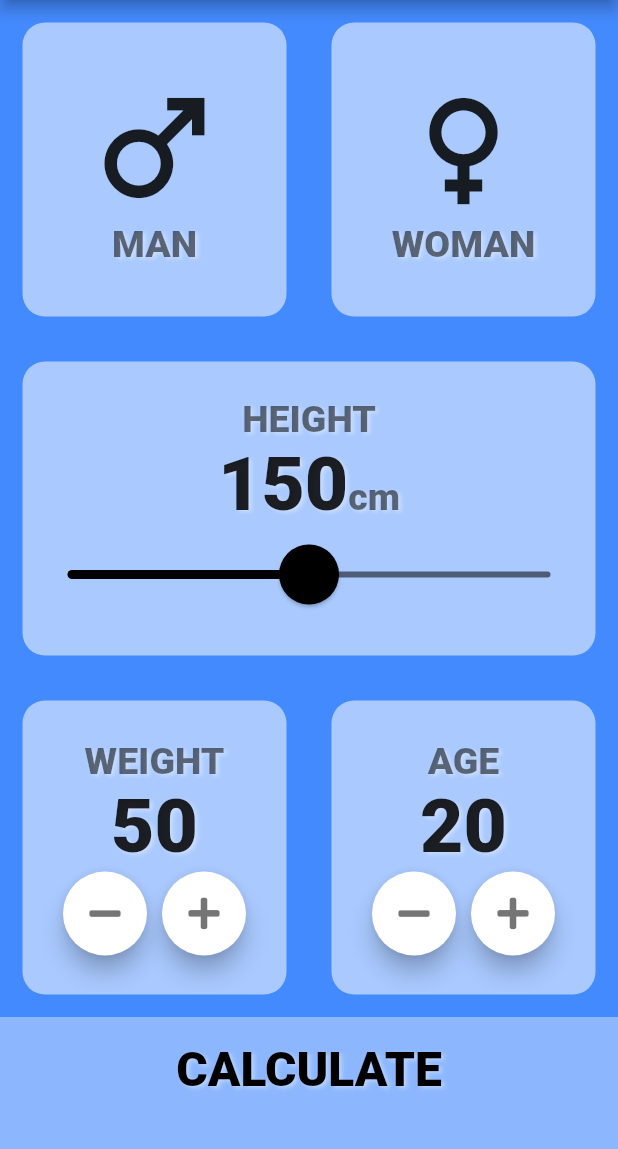
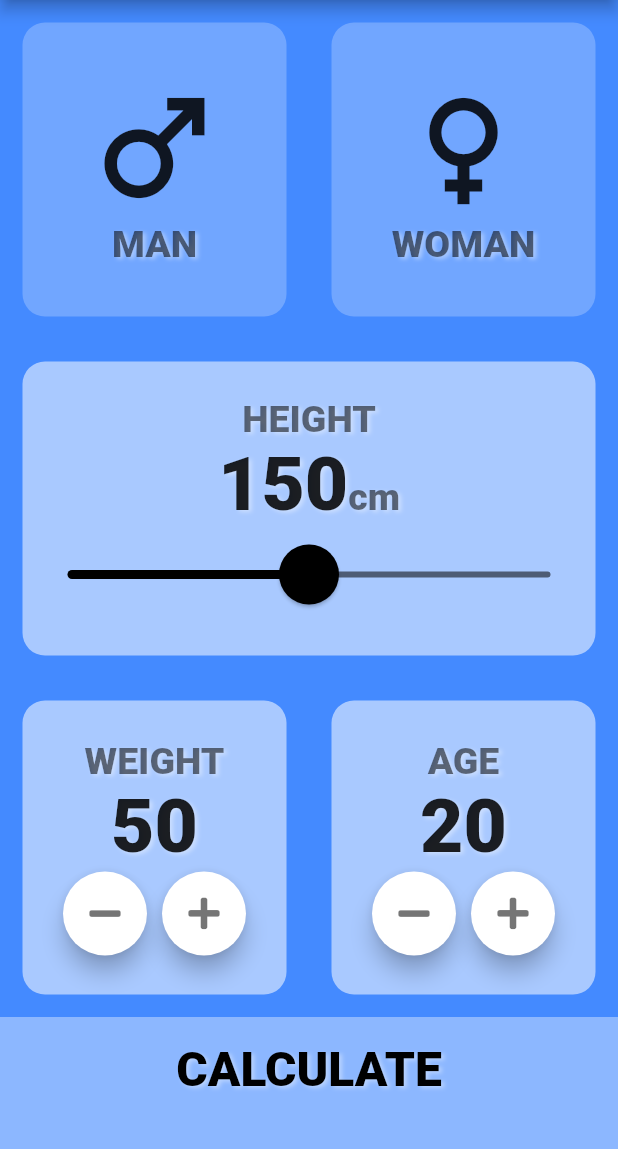
Before and after one commit to terupro/bmi_calculator2, a Flutter app: the screen it shows after launch, on a phone screen of 412 x 824 dp, the part 84-1233 px from its top. Run offline on Flutter 3.47's test engine with Material 2 defaults, Android fonts, the phone set to English and light mode, and no system bars; our stand-ins replace font_awesome_flutter; Roboto replaces fonts that are missing (Georgia, Hind).

Commit message:
third commit

```diff
--- a/lib/constants.dart
+++ b/lib/constants.dart
@@ -1,6 +1,6 @@
 import 'package:flutter/material.dart';
 const kActiveCardColor = Colors.white54;
-const kInActiveCardColor = Colors.white10;
+const kInActiveCardColor = Colors.white24;
 const kBodyTextStyle = TextStyle(
   fontSize: 25.0,
   fontWeight: FontWeight.w800,
--- a/lib/screens/input_page.dart
+++ b/lib/screens/input_page.dart
@@ -15,11 +15,18 @@ class InputPage extends StatefulWidget {
   _InputPageState createState() => _InputPageState();
 }
 
+enum Gender {
+  man,
+  woman,
+}
+
 class _InputPageState extends State<InputPage> {
   // PROPERTIES
   int height = 150;
   int weight = 50;
   int age = 20;
+
+  Gender? selectedGender;
 
   // BODY
   @override
@@ -37,20 +44,34 @@ class _InputPageState extends State<InputPage> {
             child: Row(
               children: [
                 Expanded(
+                  child: GestureDetector(
+                    onTap: () {
+                      setState(() {
+                        selectedGender = Gender.man;
+                      });
+                    },
                     child: ReusableCard(
-                    color: kActiveCardColor,
+                      color: selectedGender == Gender.man ? kActiveCardColor : kInActiveCardColor,
                       cardChild: IconContent(
                         label: 'MAN',
                         icon: Icons.male,
                       ),
                     ),
                   ),
+                ),
                 Expanded(
+                  child: GestureDetector(
+                    onTap: () {
+                      setState(() {
+                        selectedGender = Gender.woman;
+                      });
+                    },
                     child: ReusableCard(
-                    color: kActiveCardColor,
+                      color: selectedGender == Gender.woman ? kActiveCardColor : kInActiveCardColor,
                       cardChild: IconContent(
                         label: 'WOMAN',
                         icon: Icons.female,
+                      ),
                     ),
                   ),
                 ),
```
Also changed, not shown: 2 other files. Lines whose indentation alone changed are shown as unchanged.
